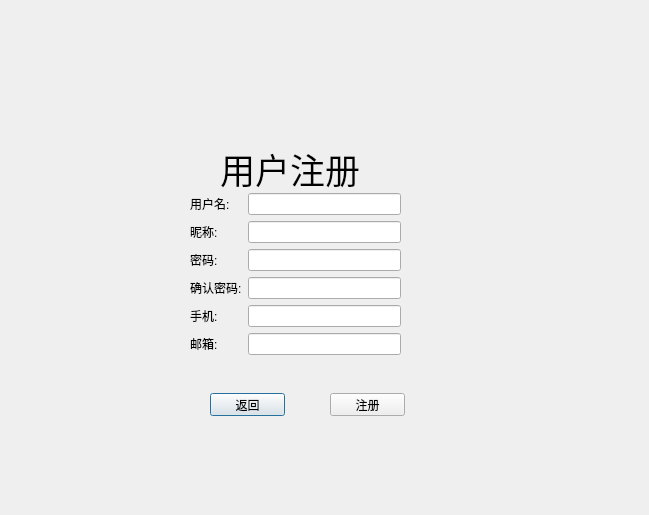
First picture: the form in cloud_disk/login.ui, repository Misaka-wsx/CloudDisk, before the edit.
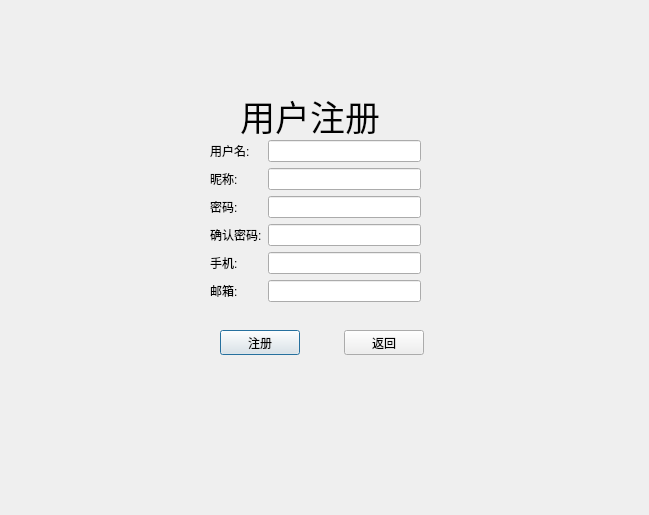
Second picture: the form after the edit. The open tabs and pages were chosen to show the change. Custom widgets are drawn as their Qt base class.

Commit message: 添加注册界面跳转

The edit to the form file:
```diff
--- a/cloud_disk/login.ui
+++ b/cloud_disk/login.ui
@@ -16,10 +16,10 @@
   <widget class="QStackedWidget" name="main_text">
    <property name="geometry">
     <rect>
-     <x>130</x>
-     <y>133</y>
-     <width>411</width>
-     <height>304</height>
+     <x>100</x>
+     <y>80</y>
+     <width>431</width>
+     <height>331</height>
     </rect>
    </property>
    <property name="currentIndex">
@@ -191,7 +191,7 @@
     <widget class="QLabel" name="label_15">
      <property name="geometry">
       <rect>
-       <x>90</x>
+       <x>140</x>
        <y>10</y>
        <width>151</width>
        <height>51</height>
@@ -206,36 +206,10 @@
       <string>用户注册</string>
      </property>
     </widget>
-    <widget class="QPushButton" name="back_main_2">
-     <property name="geometry">
-      <rect>
-       <x>80</x>
-       <y>260</y>
-       <width>75</width>
-       <height>23</height>
-      </rect>
-     </property>
-     <property name="text">
-      <string>返回</string>
-     </property>
-    </widget>
-    <widget class="QPushButton" name="reg_btn_2">
-     <property name="geometry">
-      <rect>
-       <x>200</x>
-       <y>260</y>
-       <width>75</width>
-       <height>23</height>
-      </rect>
-     </property>
-     <property name="text">
-      <string>注册</string>
-     </property>
-    </widget>
     <widget class="QWidget" name="widget_7" native="true">
      <property name="geometry">
       <rect>
-       <x>60</x>
+       <x>110</x>
        <y>60</y>
        <width>211</width>
        <height>168</height>
@@ -312,6 +286,45 @@
       </item>
      </layout>
     </widget>
+    <widget class="QWidget" name="layoutWidget">
+     <property name="geometry">
+      <rect>
+       <x>120</x>
+       <y>250</y>
+       <width>204</width>
+       <height>25</height>
+      </rect>
+     </property>
+     <layout class="QHBoxLayout" name="horizontalLayout_3">
+      <item>
+       <widget class="QPushButton" name="reg_btn_2">
+        <property name="text">
+         <string>注册</string>
+        </property>
+       </widget>
+      </item>
+      <item>
+       <spacer name="horizontalSpacer_4">
+        <property name="orientation">
+         <enum>Qt::Horizontal</enum>
+        </property>
+        <property name="sizeHint" stdset="0">
+         <size>
+          <width>40</width>
+          <height>20</height>
+         </size>
+        </property>
+       </spacer>
+      </item>
+      <item>
+       <widget class="QPushButton" name="back_main_2">
+        <property name="text">
+         <string>返回</string>
+        </property>
+       </widget>
+      </item>
+     </layout>
+    </widget>
    </widget>
    <widget class="QWidget" name="set_page">
     <widget class="QLabel" name="label_48">
```
Left out of the diff: 2 changed lines with no effect on the pictures. The commit also changes 18 other files.
